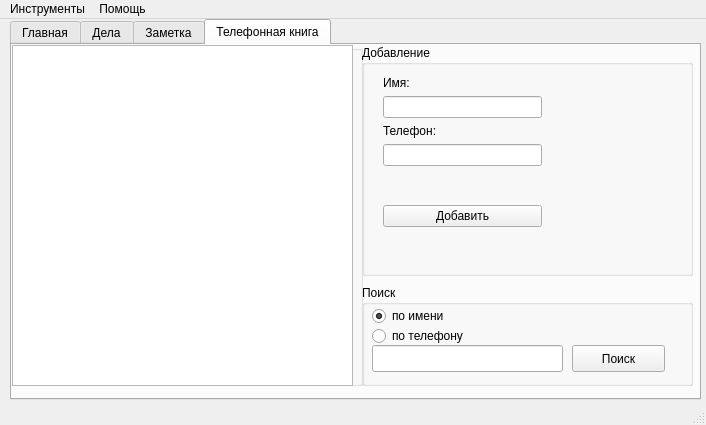
Before: the Qt Designer form mainwindow.ui in sapr-bntu/Note, drawn with Qt 5.
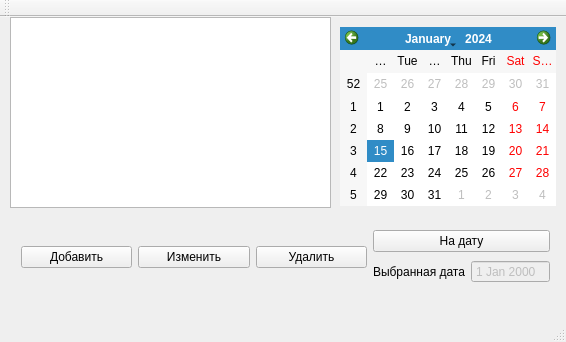
After: the same form once the commit is applied.

```diff
--- a/mainwindow.ui
+++ b/mainwindow.ui
@@ -2,433 +2,111 @@
 <ui version="4.0">
  <class>MainWindow</class>
  <widget class="QMainWindow" name="MainWindow">
+  <property name="enabled">
+   <bool>true</bool>
+  </property>
   <property name="geometry">
    <rect>
     <x>0</x>
     <y>0</y>
-    <width>706</width>
-    <height>425</height>
+    <width>566</width>
+    <height>342</height>
    </rect>
   </property>
   <property name="windowTitle">
    <string>MainWindow</string>
   </property>
   <widget class="QWidget" name="centralWidget">
-   <widget class="QTabWidget" name="tabWidget">
+   <widget class="QTableView" name="tableView">
     <property name="geometry">
      <rect>
       <x>10</x>
       <y>0</y>
-      <width>691</width>
-      <height>381</height>
+      <width>321</width>
+      <height>191</height>
      </rect>
     </property>
-    <property name="currentIndex">
-     <number>3</number>
+   </widget>
+   <widget class="QWidget" name="horizontalLayoutWidget">
+    <property name="geometry">
+     <rect>
+      <x>10</x>
+      <y>200</y>
+      <width>551</width>
+      <height>80</height>
+     </rect>
     </property>
-    <widget class="QWidget" name="tab">
-     <attribute name="title">
-      <string>Главная</string>
-     </attribute>
-     <widget class="QGroupBox" name="groupBox">
-      <property name="geometry">
-       <rect>
-        <x>10</x>
-        <y>0</y>
-        <width>431</width>
-        <height>351</height>
-       </rect>
-      </property>
-      <property name="title">
-       <string>Дела на сегодня</string>
-      </property>
-      <widget class="QTableView" name="tableView_3">
-       <property name="geometry">
-        <rect>
-         <x>0</x>
-         <y>20</y>
-         <width>431</width>
-         <height>321</height>
-        </rect>
-       </property>
-      </widget>
-     </widget>
-     <widget class="QGroupBox" name="groupBox_2">
-      <property name="geometry">
-       <rect>
-        <x>450</x>
-        <y>0</y>
-        <width>231</width>
-        <height>221</height>
-       </rect>
-      </property>
-      <property name="title">
-       <string>Календарь</string>
-      </property>
-      <widget class="QCalendarWidget" name="calendarWidget">
-       <property name="geometry">
-        <rect>
-         <x>10</x>
-         <y>20</y>
-         <width>216</width>
-         <height>191</height>
-        </rect>
-       </property>
-      </widget>
-     </widget>
-     <widget class="QGroupBox" name="groupBox_3">
-      <property name="geometry">
-       <rect>
-        <x>450</x>
-        <y>220</y>
-        <width>231</width>
-        <height>131</height>
-       </rect>
-      </property>
-      <property name="title">
-       <string>Инструменты</string>
-      </property>
-      <widget class="QWidget" name="gridLayoutWidget">
-       <property name="geometry">
-        <rect>
-         <x>10</x>
-         <y>20</y>
-         <width>211</width>
-         <height>101</height>
-        </rect>
-       </property>
-       <layout class="QGridLayout" name="gridLayout">
-        <item row="3" column="0">
-         <widget class="QPushButton" name="pushButton_2">
-          <property name="text">
-           <string>Телефонная книга</string>
-          </property>
-         </widget>
-        </item>
-        <item row="1" column="0">
-         <widget class="QPushButton" name="pushButton_3">
-          <property name="text">
-           <string>Дела</string>
-          </property>
-         </widget>
-        </item>
-        <item row="2" column="0">
-         <widget class="QPushButton" name="pushButton">
-          <property name="text">
-           <string>Заметки</string>
-          </property>
-         </widget>
-        </item>
-       </layout>
-      </widget>
-     </widget>
-    </widget>
-    <widget class="QWidget" name="tab_2">
-     <attribute name="title">
-      <string>Дела</string>
-     </attribute>
-     <widget class="QGroupBox" name="groupBox_4">
-      <property name="geometry">
-       <rect>
-        <x>10</x>
-        <y>0</y>
-        <width>341</width>
-        <height>351</height>
-       </rect>
-      </property>
-      <property name="title">
-       <string>Текущие дела</string>
-      </property>
-      <widget class="QTableView" name="tableView">
-       <property name="geometry">
-        <rect>
-         <x>0</x>
-         <y>20</y>
-         <width>331</width>
-         <height>321</height>
-        </rect>
-       </property>
-      </widget>
-     </widget>
-     <widget class="QGroupBox" name="groupBox_5">
-      <property name="geometry">
-       <rect>
-        <x>360</x>
-        <y>0</y>
-        <width>321</width>
-        <height>351</height>
-       </rect>
-      </property>
-      <property name="title">
-       <string>Добавить дело</string>
-      </property>
-      <widget class="QDateTimeEdit" name="dateTimeEdit">
-       <property name="geometry">
-        <rect>
-         <x>0</x>
-         <y>50</y>
-         <width>194</width>
-         <height>27</height>
-        </rect>
-       </property>
-      </widget>
-      <widget class="QLabel" name="label">
-       <property name="geometry">
-        <rect>
-         <x>0</x>
-         <y>30</y>
-         <width>101</width>
-         <height>17</height>
-        </rect>
-       </property>
+    <layout class="QHBoxLayout" name="horizontalLayout">
+     <item>
+      <widget class="QPushButton" name="pushButton">
        <property name="text">
-        <string>Дата и время</string>
+        <string>Добавить</string>
        </property>
       </widget>
-      <widget class="QTextEdit" name="textEdit_2">
-       <property name="geometry">
-        <rect>
-         <x>0</x>
-         <y>100</y>
-         <width>321</width>
-         <height>84</height>
-        </rect>
-       </property>
-      </widget>
-      <widget class="QLabel" name="label_2">
-       <property name="geometry">
-        <rect>
-         <x>0</x>
-         <y>80</y>
-         <width>111</width>
-         <height>17</height>
-        </rect>
-       </property>
+     </item>
+     <item>
+      <widget class="QPushButton" name="pushButton_2">
        <property name="text">
-        <string>Текст заметки</string>
+        <string>Изменить</string>
        </property>
       </widget>
-      <widget class="QPushButton" name="pushButton_4">
-       <property name="geometry">
-        <rect>
-         <x>0</x>
-         <y>190</y>
-         <width>93</width>
-         <height>27</height>
-        </rect>
-       </property>
+     </item>
+     <item>
+      <widget class="QPushButton" name="pushButton_3">
        <property name="text">
-        <string>Добавить...</string>
+        <string>Удалить</string>
        </property>
       </widget>
-     </widget>
-    </widget>
-    <widget class="QWidget" name="tab_3">
-     <attribute name="title">
-      <string>Заметка</string>
-     </attribute>
-     <widget class="QWidget" name="horizontalLayoutWidget">
-      <property name="geometry">
-       <rect>
-        <x>0</x>
-        <y>0</y>
-        <width>339</width>
-        <height>31</height>
-       </rect>
-      </property>
-      <layout class="QHBoxLayout" name="horizontalLayout">
+     </item>
+     <item>
+      <layout class="QVBoxLayout" name="verticalLayout">
        <item>
-        <widget class="QPushButton" name="pushButton_6">
+        <widget class="QPushButton" name="pushButton_4">
          <property name="text">
-          <string>Создать...</string>
+          <string>На дату</string>
          </property>
         </widget>
        </item>
        <item>
-        <widget class="QPushButton" name="pushButton_5">
-         <property name="text">
-          <string>Сохранить как...</string>
-         </property>
-        </widget>
-       </item>
-       <item>
-        <widget class="QPushButton" name="pushButton_7">
-         <property name="text">
-          <string>Сохранить...</string>
-         </property>
-        </widget>
+        <layout class="QHBoxLayout" name="horizontalLayout_2">
+         <item>
+          <widget class="QLabel" name="label_2">
+           <property name="text">
+            <string>Выбранная дата</string>
+           </property>
+          </widget>
+         </item>
+         <item>
+          <widget class="QDateEdit" name="dateEdit">
+           <property name="enabled">
+            <bool>false</bool>
+           </property>
+           <property name="buttonSymbols">
+            <enum>QAbstractSpinBox::NoButtons</enum>
+           </property>
+           <property name="specialValueText">
+            <string notr="true"/>
+           </property>
+           <property name="calendarPopup">
+            <bool>false</bool>
+           </property>
+          </widget>
+         </item>
+        </layout>
        </item>
       </layout>
-     </widget>
-     <widget class="QTextEdit" name="textEdit_3">
-      <property name="geometry">
-       <rect>
-        <x>0</x>
-        <y>30</y>
-        <width>681</width>
-        <height>311</height>
-       </rect>
-      </property>
-     </widget>
-    </widget>
-    <widget class="QWidget" name="tab_4">
-     <attribute name="title">
-      <string>Телефонная книга</string>
-     </attribute>
-     <widget class="QGroupBox" name="groupBox_6">
-      <property name="geometry">
-       <rect>
-        <x>0</x>
-        <y>0</y>
-        <width>351</width>
-        <height>341</height>
-       </rect>
-      </property>
-      <property name="title">
-       <string/>
-      </property>
-      <widget class="QTableView" name="tableView_2">
-       <property name="geometry">
-        <rect>
-         <x>0</x>
-         <y>0</y>
-         <width>341</width>
-         <height>341</height>
-        </rect>
-       </property>
-      </widget>
-     </widget>
-     <widget class="QGroupBox" name="groupBox_7">
-      <property name="geometry">
-       <rect>
-        <x>350</x>
-        <y>0</y>
-        <width>331</width>
-        <height>231</height>
-       </rect>
-      </property>
-      <property name="title">
-       <string>Добавление </string>
-      </property>
-      <widget class="QWidget" name="verticalLayoutWidget">
-       <property name="geometry">
-        <rect>
-         <x>10</x>
-         <y>20</y>
-         <width>181</width>
-         <height>173</height>
-        </rect>
-       </property>
-       <layout class="QVBoxLayout" name="verticalLayout">
-        <item>
-         <widget class="QLabel" name="label_3">
-          <property name="text">
-           <string>Имя:</string>
-          </property>
-         </widget>
-        </item>
-        <item>
-         <widget class="QLineEdit" name="lineEdit_2"/>
-        </item>
-        <item>
-         <widget class="QLabel" name="label_4">
-          <property name="text">
-           <string>Телефон:</string>
-          </property>
-         </widget>
-        </item>
-        <item>
-         <widget class="QLineEdit" name="lineEdit_3"/>
-        </item>
-        <item>
-         <spacer name="verticalSpacer">
-          <property name="orientation">
-           <enum>Qt::Vertical</enum>
-          </property>
-          <property name="sizeHint" stdset="0">
-           <size>
-            <width>20</width>
-            <height>40</height>
-           </size>
-          </property>
-         </spacer>
-        </item>
-        <item>
-         <widget class="QPushButton" name="pushButton_9">
-          <property name="text">
-           <string>Добавить</string>
-          </property>
-         </widget>
-        </item>
-       </layout>
-      </widget>
-     </widget>
-     <widget class="QGroupBox" name="groupBox_8">
-      <property name="geometry">
-       <rect>
-        <x>350</x>
-        <y>240</y>
-        <width>331</width>
-        <height>101</height>
-       </rect>
-      </property>
-      <property name="title">
-       <string>Поиск</string>
-      </property>
-      <widget class="QRadioButton" name="radioButton">
-       <property name="geometry">
-        <rect>
-         <x>10</x>
-         <y>20</y>
-         <width>109</width>
-         <height>22</height>
-        </rect>
-       </property>
-       <property name="text">
-        <string>по имени</string>
-       </property>
-       <property name="checked">
-        <bool>true</bool>
-       </property>
-      </widget>
-      <widget class="QRadioButton" name="radioButton_2">
-       <property name="geometry">
-        <rect>
-         <x>10</x>
-         <y>40</y>
-         <width>121</width>
-         <height>22</height>
-        </rect>
-       </property>
-       <property name="text">
-        <string>по телефону</string>
-       </property>
-      </widget>
-      <widget class="QLineEdit" name="lineEdit">
-       <property name="geometry">
-        <rect>
-         <x>10</x>
-         <y>60</y>
-         <width>191</width>
-         <height>27</height>
-        </rect>
-       </property>
-      </widget>
-      <widget class="QPushButton" name="pushButton_8">
-       <property name="geometry">
-        <rect>
-         <x>210</x>
-         <y>60</y>
-         <width>93</width>
-         <height>27</height>
-        </rect>
-       </property>
-       <property name="text">
-        <string>Поиск</string>
-       </property>
-      </widget>
-     </widget>
-    </widget>
+     </item>
+    </layout>
+   </widget>
+   <widget class="QCalendarWidget" name="calendarWidget">
+    <property name="geometry">
+     <rect>
+      <x>340</x>
+      <y>10</y>
+      <width>216</width>
+      <height>179</height>
+     </rect>
+    </property>
    </widget>
   </widget>
   <widget class="QMenuBar" name="menuBar">
@@ -436,26 +114,18 @@
     <rect>
      <x>0</x>
      <y>0</y>
-     <width>706</width>
-     <height>21</height>
+     <width>566</width>
+     <height>25</height>
     </rect>
    </property>
-   <widget class="QMenu" name="menu">
-    <property name="title">
-     <string>Помощь</string>
-    </property>
-    <addaction name="actionAbout"/>
-   </widget>
-   <widget class="QMenu" name="menu_2">
-    <property name="title">
-     <string>Инструменты</string>
-    </property>
-    <addaction name="action"/>
-    <addaction name="action_2"/>
-    <addaction name="action_3"/>
-   </widget>
-   <addaction name="menu_2"/>
-   <addaction name="menu"/>
+  </widget>
+  <widget class="QToolBar" name="mainToolBar">
+   <attribute name="toolBarArea">
+    <enum>TopToolBarArea</enum>
+   </attribute>
+   <attribute name="toolBarBreak">
+    <bool>false</bool>
+   </attribute>
   </widget>
   <widget class="QStatusBar" name="statusBar"/>
   <action name="actionAbout">
```
Left out of the diff: 22 changed lines with no effect on the pictures.
